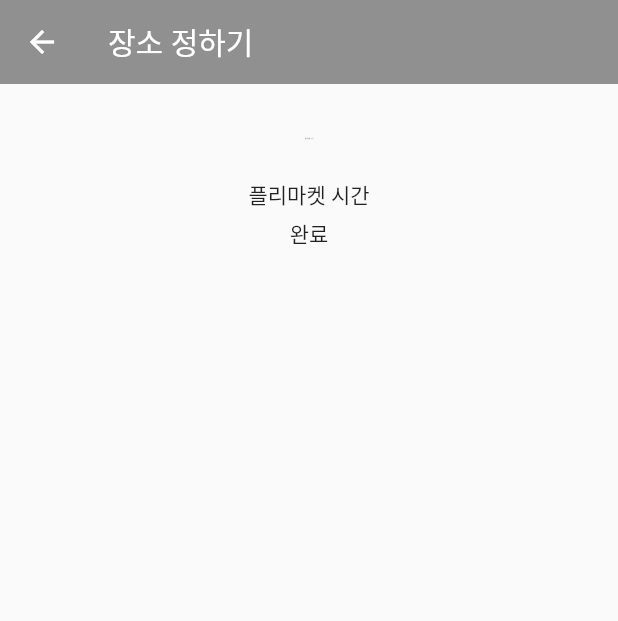
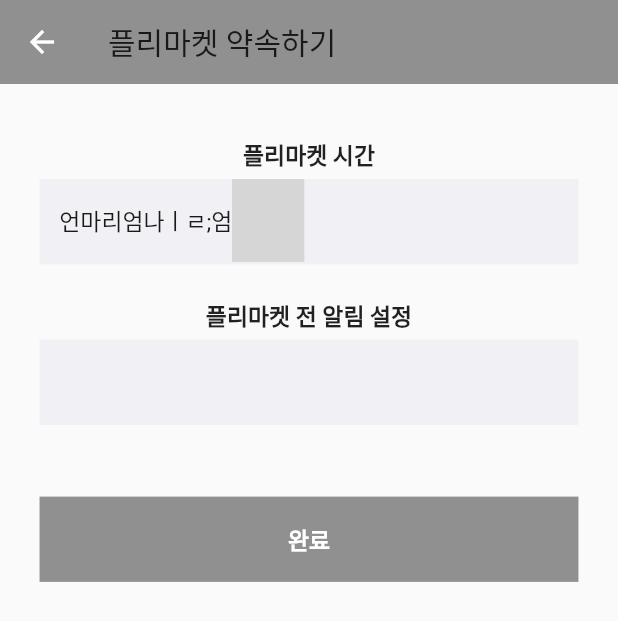
Before and after one commit to project-people/Fling, a Flutter app: the Promise screen opened directly, on a phone screen of 412 x 824 dp. Shown: the top 621 px of the screen. Run offline on Flutter 3.47's test engine with Material 2 defaults, Android fonts, the light colour scheme and no system bars; our stand-ins replace flutter_svg, flutter_swiper, google_maps_flutter; statements that could not run were skipped; grey boxes are pictures that could not be loaded.

Commit message:
채팅에서 + 누르고 지도, 약속 화면 추가

```diff
--- a/lib/chat/chat_list.dart
+++ b/lib/chat/chat_list.dart
@@ -1,7 +1,5 @@
 import 'package:fling/chat/components/chat.dart';
 import 'package:flutter/material.dart';
-
-//채팅방 목록 리스트 만들 예정
 
 class ChatList extends StatefulWidget {
   const ChatList({Key? key}) : super(key: key);
--- a/lib/chat/components/Promise.dart
+++ b/lib/chat/components/Promise.dart
@@ -17,19 +17,62 @@ class _PromiseState extends State<Promise> {
         appBar: AppBar(
           backgroundColor: const Color(0xFF909090),
           elevation: 0,
-          title: const Text("장소 정하기"),
+          title: const Text("플리마켓 약속하기",
+              style: TextStyle(color: Color(0xff191919))),
         ),
-        body: Column(
-          children: [
-            SizedBox(height: sizeHeight*0.043),
-            Text("플리마켓 시간",style: TextStyle(fontSize: 1)),
-            SizedBox(height: sizeHeight*0.006),
-            Container(),
-            SizedBox(height: sizeHeight*0.027),
-            Text("플리마켓 시간"),
-            SizedBox(height: sizeHeight*0.006),
-            Container(child: Text("완료"),),
-          ],
+        body: Center(
+          child: Column(
+            children: [
+              SizedBox(height: sizeHeight * 0.043),
+              Text("플리마켓 시간",
+                  style: TextStyle(
+                      fontSize: sizeWidth * 0.037,
+                      fontWeight: FontWeight.w700)),
+              SizedBox(height: sizeHeight * 0.006),
+              Container(
+                width: sizeWidth * 0.872,
+                height: sizeWidth * 0.138,
+                color: const Color(0xffF1F1F5),
+                padding: EdgeInsets.only(
+                    left: sizeWidth * 0.032,
+                    bottom: sizeWidth * 0.004,
+                    right: sizeWidth * 0.058),
+                child: Row(
+                  children: [
+                    Text("언마리엄나ㅣㄹ;엄",
+                        style: TextStyle(
+                            color: const Color(0xff191919),
+                            fontSize: sizeWidth * 0.037,
+                            fontWeight: FontWeight.w400)),
+                    Icon()
+                  ],
+                ),
+              ),
+              SizedBox(height: sizeHeight * 0.027),
+              Text("플리마켓 전 알림 설정",
+                  style: TextStyle(
+                      fontSize: sizeWidth * 0.037,
+                      fontWeight: FontWeight.w700)),
+              SizedBox(height: sizeHeight * 0.006),
+              Container(
+                  width: sizeWidth * 0.872,
+                  height: sizeWidth * 0.138,
+                  color: const Color(0xffF1F1F5)),
+              SizedBox(height: sizeHeight * 0.058),
+              Container(
+                width: sizeWidth * 0.872,
+                height: sizeWidth * 0.138,
+                color: const Color(0xff909090),
+                child: Center(
+                  child: Text("완료",
+                      style: TextStyle(
+                          color: const Color(0xffFFFFFF),
+                          fontSize: sizeWidth * 0.037,
+                          fontWeight: FontWeight.w700)),
+                ),
+              ),
+            ],
+          ),
         ));
   }
 }
--- a/lib/chat/components/map.dart
+++ b/lib/chat/components/map.dart
@@ -31,7 +31,7 @@ class _MapSampleState extends State<MapSample> {
       ),
       body: Stack(
         children: [
-          Container(
+          SizedBox(
             height: double.infinity,
             width: double.infinity,
             child: GoogleMap(
```
Also changed, not shown: lib/chat/components/chat_listview.dart (added).
